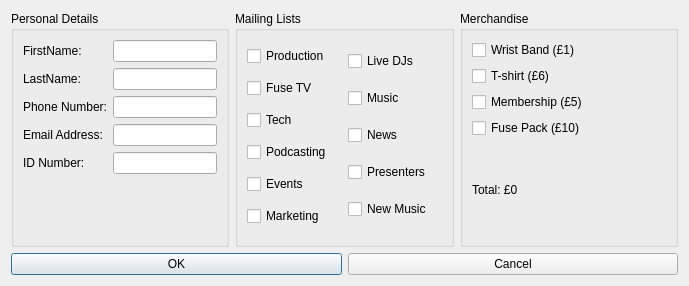
The window that userEdit.ui (fusefm/FuseUp) describes before a commit, drawn with Qt 5.
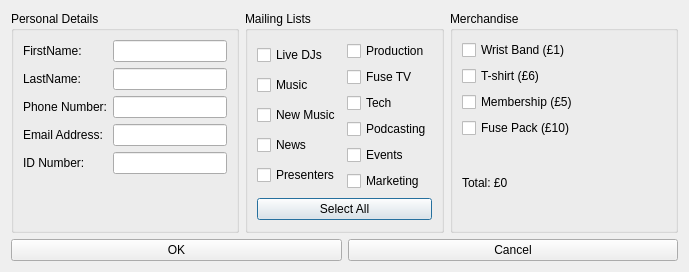
The same window after the commit. Icons and pictures are not drawn.

Commit message: Add a slect all groups button and set the title.

```diff
--- a/userEdit.ui
+++ b/userEdit.ui
@@ -7,7 +7,7 @@
     <x>0</x>
     <y>0</y>
     <width>689</width>
-    <height>286</height>
+    <height>272</height>
    </rect>
   </property>
   <property name="windowTitle">
@@ -15,7 +15,7 @@
   </property>
   <layout class="QVBoxLayout" name="verticalLayout">
    <item>
-    <layout class="QHBoxLayout" name="horizontalLayout" stretch="1,1,1">
+    <layout class="QHBoxLayout" name="horizontalLayout" stretch="1,0,1">
      <item>
       <widget class="QGroupBox" name="groupBox">
        <property name="title">
@@ -84,10 +84,51 @@
        <property name="title">
         <string>Mailing Lists</string>
        </property>
-       <layout class="QHBoxLayout" name="horizontalLayout_4">
+       <layout class="QVBoxLayout" name="verticalLayout_5">
+        <item>
+         <layout class="QHBoxLayout" name="horizontalLayout_3">
         <item>
          <layout class="QVBoxLayout" name="verticalLayout_2">
           <item>
+             <widget class="QCheckBox" name="DJsCheck">
+              <property name="text">
+               <string>Live DJs</string>
+              </property>
+             </widget>
+            </item>
+            <item>
+             <widget class="QCheckBox" name="MusicCheck">
+              <property name="text">
+               <string>Music</string>
+              </property>
+             </widget>
+            </item>
+            <item>
+             <widget class="QCheckBox" name="NewMusicCheck">
+              <property name="text">
+               <string>New Music</string>
+              </property>
+             </widget>
+            </item>
+            <item>
+             <widget class="QCheckBox" name="NewsCheck">
+              <property name="text">
+               <string>News</string>
+              </property>
+             </widget>
+            </item>
+            <item>
+             <widget class="QCheckBox" name="PresentersCheck">
+              <property name="text">
+               <string>Presenters</string>
+              </property>
+             </widget>
+            </item>
+           </layout>
+          </item>
+          <item>
+           <layout class="QVBoxLayout" name="verticalLayout_3">
+            <item>
            <widget class="QCheckBox" name="ProductionCheck">
             <property name="text">
              <string>Production</string>
@@ -131,45 +172,15 @@
           </item>
          </layout>
         </item>
-        <item>
-         <layout class="QVBoxLayout" name="verticalLayout_5">
-          <item>
-           <widget class="QCheckBox" name="DJsCheck">
-            <property name="text">
-             <string>Live DJs</string>
-            </property>
-           </widget>
-          </item>
-          <item>
-           <widget class="QCheckBox" name="MusicCheck">
-            <property name="text">
-             <string>Music</string>
-            </property>
-           </widget>
-          </item>
-          <item>
-           <widget class="QCheckBox" name="NewsCheck">
-            <property name="text">
-             <string>News</string>
-            </property>
-           </widget>
-          </item>
-          <item>
-           <widget class="QCheckBox" name="PresentersCheck">
-            <property name="text">
-             <string>Presenters</string>
-            </property>
-           </widget>
-          </item>
-          <item>
-           <widget class="QCheckBox" name="NewMusicCheck">
-            <property name="text">
-             <string>New Music</string>
-            </property>
-           </widget>
-          </item>
          </layout>
         </item>
+        <item>
+         <widget class="QPushButton" name="selectAllGroupsButton">
+          <property name="text">
+           <string>Select All</string>
+          </property>
+         </widget>
+        </item>
        </layout>
       </widget>
      </item>
```
Left out of the diff: 2 changed lines with no effect on the pictures. Lines whose indentation alone changed are shown as unchanged.
